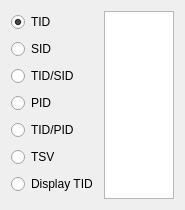
Admiral-Fish/PokeFinder, file Source/Form/Controls/IDsFilter.ui: the form before one commit.
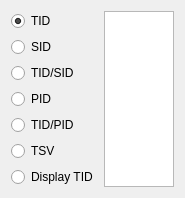
The form after the commit.

Diff of the .ui file:
```diff
--- a/Source/Form/Controls/IDsFilter.ui
+++ b/Source/Form/Controls/IDsFilter.ui
@@ -6,8 +6,8 @@
    <rect>
     <x>0</x>
     <y>0</y>
-    <width>179</width>
-    <height>210</height>
+    <width>178</width>
+    <height>196</height>
    </rect>
   </property>
   <layout class="QHBoxLayout" name="horizontalLayout">
```
